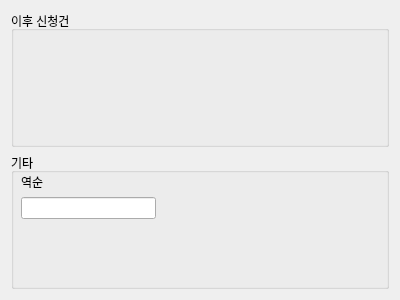
This is ui/necessary_widget.ui in Glen-Lee-glitch/new_viewer as Qt 5 draws it before an edit. The edited form follows.
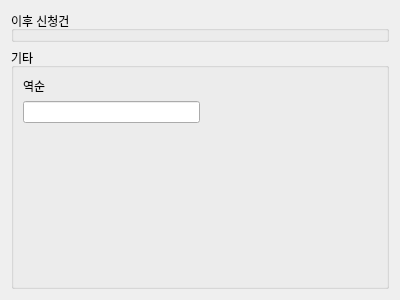
This is the edited form.

Commit message:
fix: lineEdit_reverse_tool에 붙여넣기 기능 활성화
- mousePressEvent 처리 로직 수정
- 좌클릭 시에만 텍스트 역순 기능이 동작하도록 변경
- 우클릭 시 QLineEdit의 기본 컨텍스트 메뉴가 표시되도록 수정하여 붙여넣기 및 기타 기본 동작 복원

```diff
--- a/ui/necessary_widget.ui
+++ b/ui/necessary_widget.ui
@@ -26,15 +26,10 @@
      <property name="title">
       <string>기타</string>
      </property>
-     <widget class="QWidget" name="">
-      <property name="geometry">
-       <rect>
-        <x>10</x>
-        <y>20</y>
-        <width>135</width>
-        <height>46</height>
-       </rect>
-      </property>
+     <layout class="QVBoxLayout" name="verticalLayout_3">
+      <item>
+       <layout class="QHBoxLayout" name="horizontalLayout">
+        <item>
       <layout class="QVBoxLayout" name="verticalLayout_2">
        <item>
         <widget class="QLabel" name="label">
@@ -52,8 +47,37 @@
          </property>
         </widget>
        </item>
-      </layout>
-     </widget>
+          <item>
+           <spacer name="verticalSpacer">
+            <property name="orientation">
+             <enum>Qt::Orientation::Vertical</enum>
+            </property>
+            <property name="sizeHint" stdset="0">
+             <size>
+              <width>20</width>
+              <height>40</height>
+             </size>
+            </property>
+           </spacer>
+          </item>
+         </layout>
+        </item>
+        <item>
+         <spacer name="horizontalSpacer">
+          <property name="orientation">
+           <enum>Qt::Orientation::Horizontal</enum>
+          </property>
+          <property name="sizeHint" stdset="0">
+           <size>
+            <width>40</width>
+            <height>20</height>
+           </size>
+          </property>
+         </spacer>
+        </item>
+       </layout>
+      </item>
+     </layout>
     </widget>
    </item>
   </layout>
```
Lines whose indentation alone changed are shown as unchanged. The commit also changes 1 other file.
